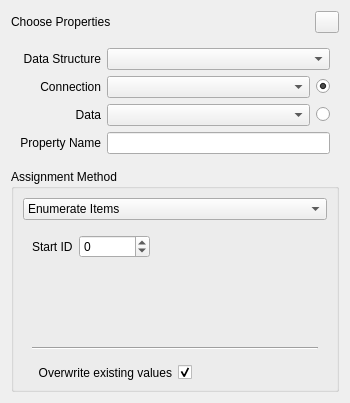
Old version of the form VisualEditor/Tools/AssignValues/AssignValuesWidget.ui in the repository KDE/rocs.
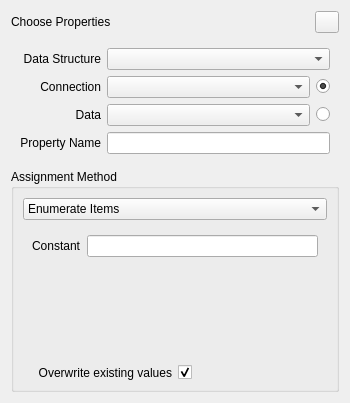
New version of the form. The open tabs and pages were chosen to show the change. Custom widgets are drawn as their Qt base class.

Commit message:
Added constant value assignment functionality to the AssignValues widget
The UI for AssignValues now has the option to assign a constant value
to all of the selected elements. Also, the ValueModifier backed has
been updated to create the necessary functionality and tied in with
the AssignValues frontend.

The edit to the form file:
```diff
--- a/VisualEditor/Tools/AssignValues/AssignValuesWidget.ui
+++ b/VisualEditor/Tools/AssignValues/AssignValuesWidget.ui
@@ -121,7 +121,7 @@
          </layout>
         </widget>
         <widget class="QWidget" name="page_2">
-         <layout class="QGridLayout" name="gridLayout_6">
+         <layout class="QGridLayout" name="gridLayout_9">
           <item row="0" column="0">
            <layout class="QFormLayout" name="formLayout_2">
             <property name="fieldGrowthPolicy">
@@ -325,6 +325,27 @@
           </item>
          </layout>
         </widget>
+        <widget class="QWidget" name="page_6">
+         <layout class="QGridLayout" name="gridLayout_6">
+          <item row="1" column="0">
+           <layout class="QFormLayout" name="formLayout_7">
+            <property name="fieldGrowthPolicy">
+             <enum>QFormLayout::AllNonFixedFieldsGrow</enum>
+            </property>
+            <item row="0" column="0">
+             <widget class="QLabel" name="label_2">
+              <property name="text">
+               <string>Constant</string>
+              </property>
+             </widget>
+            </item>
+            <item row="0" column="1">
+             <widget class="QLineEdit" name="lineEditConstantValue"/>
+            </item>
+           </layout>
+          </item>
+         </layout>
+        </widget>
        </widget>
       </item>
       <item row="0" column="0">
```
Left out of the diff: 9 changed lines with no effect on the pictures. The commit also changes 4 other files.
